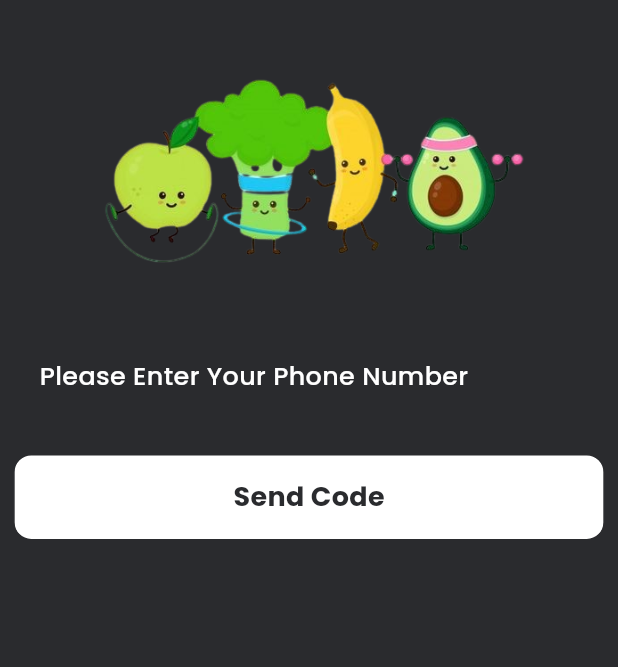
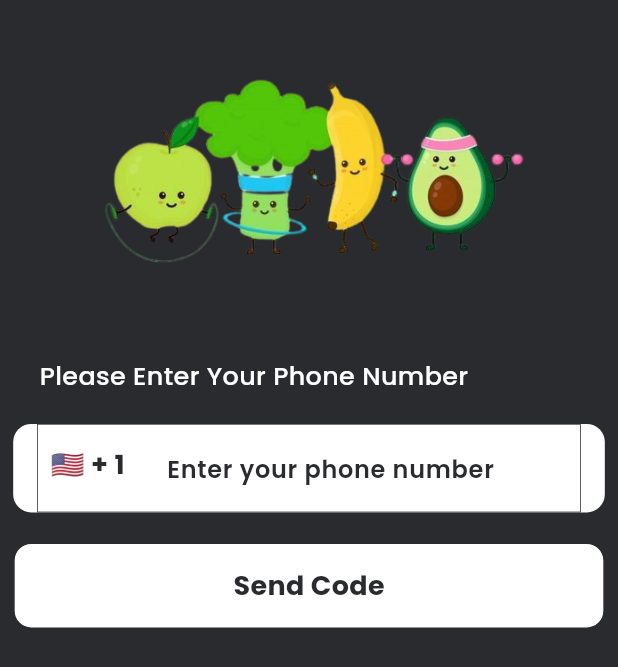
Before and after one commit to ChathraNavoda/carepal, a Flutter app: the LoginScreen screen opened directly, on a phone screen of 412 x 824 dp. Shown: the top 667 px of the screen. Run offline on Flutter 3.47's test engine with Material 2 defaults, Android fonts, the phone set to English and light mode, and no system bars; our stand-ins replace country_picker, flutter_screenutil, flutter_vector_icons, google_fonts, hooks_riverpod, pinput and 1 more.

```diff
--- a/lib/common/widgets/custom_text.dart
+++ b/lib/common/widgets/custom_text.dart
@@ -4,7 +4,7 @@ import 'package:flutter/material.dart';
 
 class CustomTextField extends StatelessWidget {
   const CustomTextField({
-    super.key,
+    Key? key,
     this.keyboardType,
     required this.hintText,
     this.suffixIcon,
@@ -12,7 +12,7 @@ class CustomTextField extends StatelessWidget {
     this.hintStyle,
     required this.controller,
     this.onChanged,
-  });
+  }) : super(key: key);
 
   final TextInputType? keyboardType;
   final String hintText;
@@ -25,12 +25,13 @@ class CustomTextField extends StatelessWidget {
   @override
   Widget build(BuildContext context) {
     return Container(
-      width: AppConst.kWidth * 0.9,
+      width: double.infinity,
       decoration: BoxDecoration(
-        borderRadius: BorderRadius.all(
-          Radius.circular(AppConst.kRadius),
+        color: AppConst.kLight,
+        borderRadius: BorderRadius.circular(AppConst.kRadius),
       ),
-      ),
+      child: Padding(
+        padding: const EdgeInsets.symmetric(horizontal: 16.0),
         child: TextFormField(
           keyboardType: keyboardType,
           controller: controller,
@@ -65,6 +66,7 @@ class CustomTextField extends StatelessWidget {
             ),
           ),
         ),
+      ),
     );
   }
 }
--- a/lib/features/auth/pages/login_screen.dart
+++ b/lib/features/auth/pages/login_screen.dart
@@ -1,8 +1,11 @@
 import 'package:carepal/common/utils/constants.dart';
 import 'package:carepal/common/widgets/appStyle.dart';
 import 'package:carepal/common/widgets/custom_outline_btn.dart';
+import 'package:carepal/common/widgets/custom_text.dart';
 import 'package:carepal/common/widgets/height_spacer.dart';
 import 'package:carepal/common/widgets/reusable_text.dart';
+import 'package:carepal/features/auth/pages/otp_screen.dart';
+import 'package:country_picker/country_picker.dart';
 import 'package:flutter/material.dart';
 import 'package:flutter_screenutil/flutter_screenutil.dart';
 import 'package:hooks_riverpod/hooks_riverpod.dart';
@@ -15,6 +18,21 @@ class LoginScreen extends ConsumerStatefulWidget {
 }
 
 class _LoginScreenState extends ConsumerState<LoginScreen> {
+  final TextEditingController phone = TextEditingController();
+
+  Country country = Country(
+    phoneCode: "1",
+    countryCode: "US",
+    e164Sc: 0,
+    geographic: true,
+    level: 1,
+    name: "USA",
+    example: "USA",
+    displayName: "United States",
+    displayNameNoCountryCode: "US",
+    e164Key: "",
+  );
+
   @override
   Widget build(BuildContext context) {
     return Scaffold(
@@ -37,16 +55,58 @@ class _LoginScreenState extends ConsumerState<LoginScreen> {
                 ),
               ),
               const HeightSpacer(height: 20),
-              const Center(
-                  // child: CustomTextField(),
+              Center(
+                child: CustomTextField(
+                  controller: phone,
+                  prefixIcon: SizedBox(
+                    width: AppConst.kWidth * 0.2,
+                    height: AppConst.kHeight * 0.02,
+                    child: Container(
+                      padding: const EdgeInsets.all(9),
+                      child: GestureDetector(
+                        onTap: () {
+                          showCountryPicker(
+                              context: context,
+                              countryListTheme: CountryListThemeData(
+                                  backgroundColor: AppConst.kLight,
+                                  bottomSheetHeight: AppConst.kHeight * 0.6,
+                                  borderRadius: BorderRadius.only(
+                                    topLeft: Radius.circular(AppConst.kRadius),
+                                    topRight: Radius.circular(AppConst.kRadius),
+                                  )),
+                              onSelect: (code) {
+                                setState(() {});
+                              });
+                        },
+                        child: ReusableText(
+                          text: "${country.flagEmoji} + ${country.phoneCode}",
+                          style:
+                              appStyle(18, AppConst.kBkDark, FontWeight.bold),
+                        ),
+                      ),
+                    ),
                   ),
+                  keyboardType: TextInputType.number,
+                  hintText: "Enter your phone number",
+                  hintStyle: appStyle(16, AppConst.kBkDark, FontWeight.w600),
+                ),
+              ),
               const HeightSpacer(height: 20),
               CustomOutlineBtn(
-                  width: AppConst.kWidth * 0.9,
-                  height: AppConst.kHeight * 0.07,
-                  color: AppConst.kBkDark,
-                  color2: AppConst.kLight,
-                  text: "Send Code"),
+                onTap: () {
+                  Navigator.push(
+                    context,
+                    MaterialPageRoute(
+                      builder: (context) => const OTPScreen(),
+                    ),
+                  );
+                },
+                width: AppConst.kWidth * 0.9,
+                height: AppConst.kHeight * 0.07,
+                color: AppConst.kBkDark,
+                color2: AppConst.kLight,
+                text: "Send Code",
+              ),
             ],
           ),
         ),
--- a/lib/main.dart
+++ b/lib/main.dart
@@ -29,7 +29,7 @@ class MyApp extends StatelessWidget {
             useMaterial3: true,
           ),
           themeMode: ThemeMode.dark,
-          home:  const OnboardingScreen(),
+          home:  const HomeScreen(),
         );
       }
     );
--- a/pubspec.yaml
+++ b/pubspec.yaml
@@ -40,6 +40,8 @@ dependencies:
   google_fonts: ^6.1.0
   flutter_vector_icons: ^2.0.0
   smooth_page_indicator: ^1.1.0
+  country_picker: ^2.0.22
+  pinput: ^3.0.1
 
 dev_dependencies:
   flutter_test:
```
Also changed, not shown: lib/features/auth/pages/otp_screen.dart (added, +57 -0 lines), pubspec.lock, 5 other files. Lines whose indentation alone changed are shown as unchanged.
